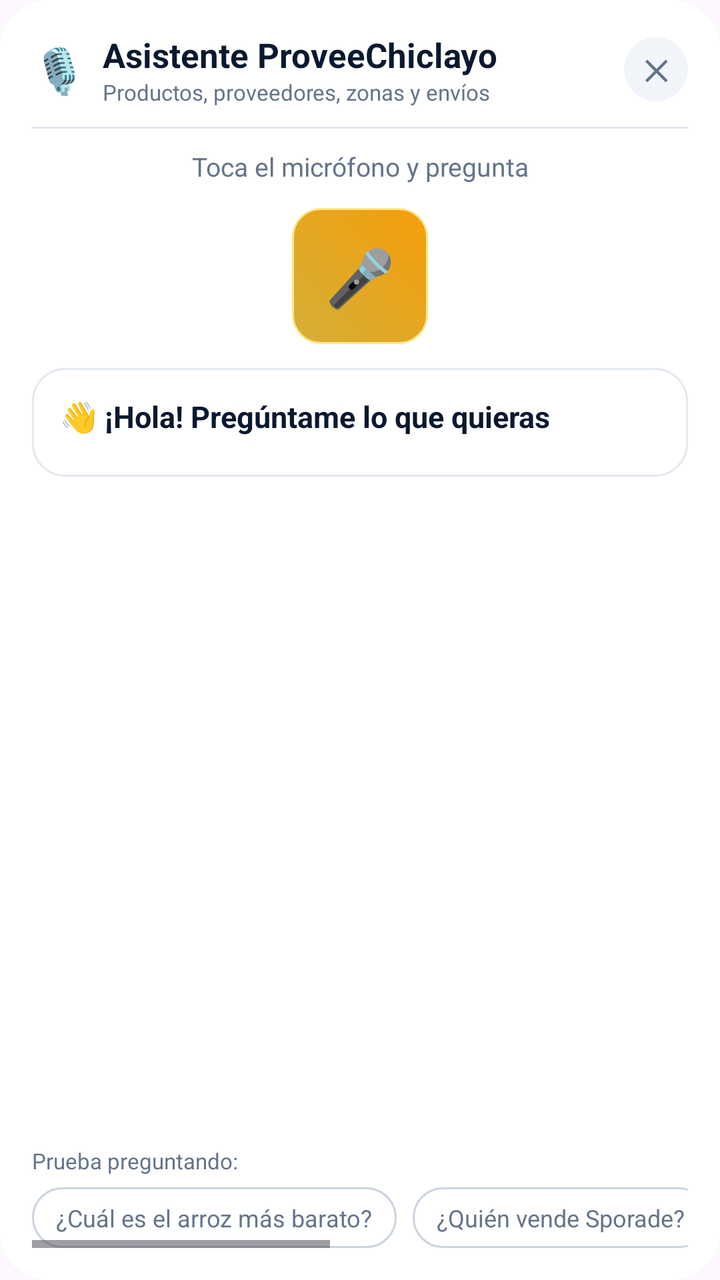
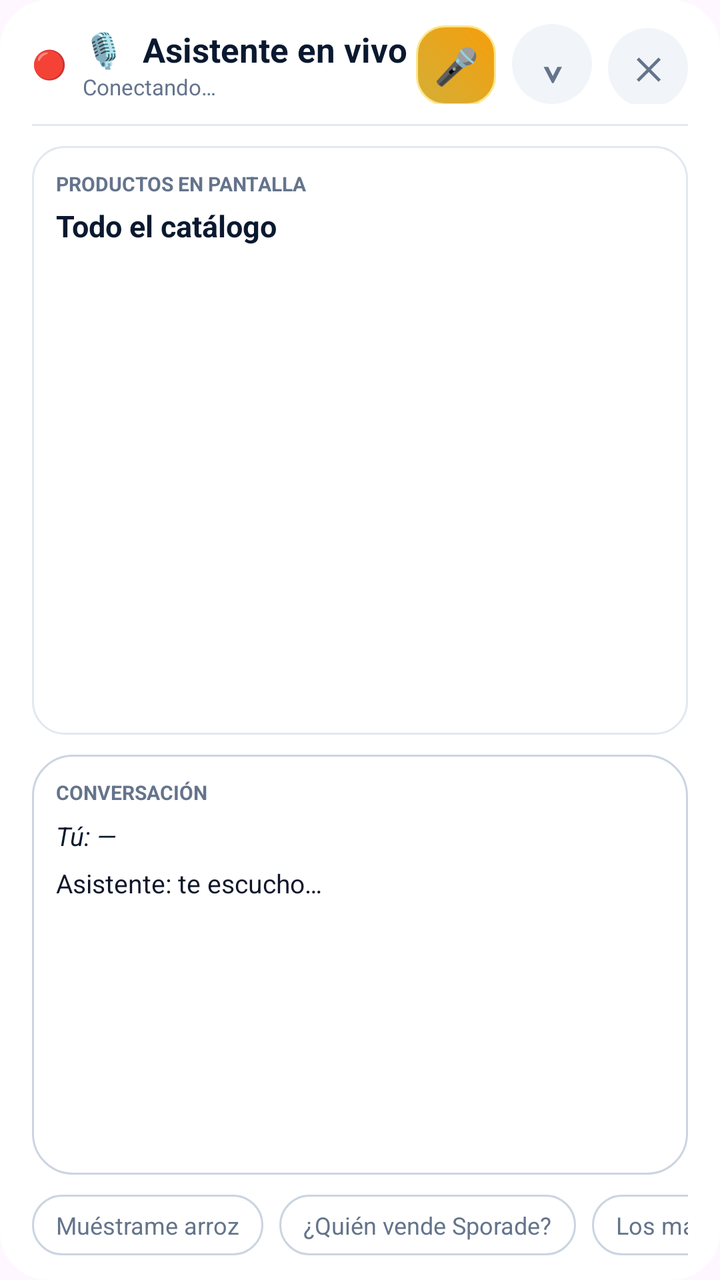

Compare the two renders of this Android layout. The source of the first and the diff that turns it into the second are given below.
<!-- AndroidManifest.xml: application theme Theme.ProvedoresChiclayo -->
<!-- res/layout/dialog_voice_assistant.xml -->
<?xml version="1.0" encoding="utf-8"?>
<LinearLayout xmlns:android="http://schemas.android.com/apk/res/android"
    android:layout_width="match_parent"
    android:layout_height="match_parent"
    android:background="@drawable/bg_rounded_sheet"
    android:orientation="vertical"
    android:padding="16dp">

    
    <RelativeLayout
        android:layout_width="match_parent"
        android:layout_height="wrap_content">

        <LinearLayout
            android:layout_width="wrap_content"
            android:layout_height="wrap_content"
            android:layout_alignParentStart="true"
            android:layout_centerVertical="true"
            android:gravity="center_vertical"
            android:orientation="horizontal">

            <TextView
                android:layout_width="wrap_content"
                android:layout_height="wrap_content"
                android:text="🎙️"
                android:textSize="22sp" />

            <LinearLayout
                android:layout_width="wrap_content"
                android:layout_height="wrap_content"
                android:layout_marginStart="8dp"
                android:orientation="vertical">

                <TextView
                    android:layout_width="wrap_content"
                    android:layout_height="wrap_content"
                    android:text="Asistente ProveeChiclayo"
                    android:textColor="@color/navy_primary"
                    android:textSize="17sp"
                    android:textStyle="bold" />

                <TextView
                    android:layout_width="wrap_content"
                    android:layout_height="wrap_content"
                    android:text="Productos, proveedores, zonas y envíos"
                    android:textColor="@color/text_secondary"
                    android:textSize="11sp" />
            </LinearLayout>
        </LinearLayout>

        <TextView
            android:id="@+id/btnVoiceClose"
            android:layout_width="32dp"
            android:layout_height="32dp"
            android:layout_alignParentEnd="true"
            android:layout_centerVertical="true"
            android:background="@drawable/bg_circle_icon"
            android:gravity="center"
            android:text="✕"
            android:textColor="@color/text_secondary"
            android:textSize="14sp"
            android:textStyle="bold" />
    </RelativeLayout>

    <View
        android:layout_width="match_parent"
        android:layout_height="1dp"
        android:layout_marginTop="10dp"
        android:layout_marginBottom="10dp"
        android:background="@color/border_light" />

    
    <TextView
        android:id="@+id/tvVoiceStatus"
        android:layout_width="match_parent"
        android:layout_height="wrap_content"
        android:gravity="center"
        android:text="Toca el micrófono y pregunta"
        android:textColor="@color/text_secondary"
        android:textSize="13sp" />

    
    <TextView
        android:id="@+id/btnVoiceMic"
        android:layout_width="68dp"
        android:layout_height="68dp"
        android:layout_gravity="center_horizontal"
        android:layout_marginTop="12dp"
        android:background="@drawable/bg_gold_button"
        android:gravity="center"
        android:text="🎤"
        android:textSize="28sp"
        android:clickable="true"
        android:focusable="true" />

    
    <TextView
        android:id="@+id/tvVoiceTranscript"
        android:layout_width="match_parent"
        android:layout_height="wrap_content"
        android:layout_marginTop="12dp"
        android:gravity="center"
        android:textStyle="italic"
        android:textColor="@color/navy_primary"
        android:textSize="14sp"
        android:visibility="gone" />

    
    <ScrollView
        android:layout_width="match_parent"
        android:layout_height="0dp"
        android:layout_marginTop="12dp"
        android:layout_weight="1">

        <LinearLayout
            android:layout_width="match_parent"
            android:layout_height="wrap_content"
            android:background="@drawable/bg_card_white"
            android:orientation="vertical"
            android:padding="14dp">

            <TextView
                android:id="@+id/tvVoiceTitle"
                android:layout_width="match_parent"
                android:layout_height="wrap_content"
                android:text="👋 ¡Hola! Pregúntame lo que quieras"
                android:textColor="@color/navy_primary"
                android:textSize="15sp"
                android:textStyle="bold" />

            <LinearLayout
                android:id="@+id/llVoiceRows"
                android:layout_width="match_parent"
                android:layout_height="wrap_content"
                android:layout_marginTop="6dp"
                android:orientation="vertical" />
        </LinearLayout>
    </ScrollView>

    
    <TextView
        android:id="@+id/btnVoiceFilter"
        android:layout_width="match_parent"
        android:layout_height="wrap_content"
        android:layout_marginTop="10dp"
        android:background="@drawable/bg_navy_button"
        android:gravity="center"
        android:paddingTop="12dp"
        android:paddingBottom="12dp"
        android:text="🔍 Ver estos productos en la lista"
        android:textColor="@color/white"
        android:textSize="13sp"
        android:textStyle="bold"
        android:visibility="gone"
        android:clickable="true"
        android:focusable="true" />

    
    <TextView
        android:layout_width="match_parent"
        android:layout_height="wrap_content"
        android:layout_marginTop="12dp"
        android:text="Prueba preguntando:"
        android:textColor="@color/text_secondary"
        android:textSize="11sp" />

    <HorizontalScrollView
        android:layout_width="match_parent"
        android:layout_height="wrap_content"
        android:layout_marginTop="6dp"
        android:clipToPadding="false"
        android:horizontalScrollBarEnabled="false">

        <LinearLayout
            android:layout_width="wrap_content"
            android:layout_height="wrap_content"
            android:orientation="horizontal">

            <TextView
                android:id="@+id/vsug1"
                android:layout_width="wrap_content"
                android:layout_height="wrap_content"
                android:background="@drawable/bg_chip_unselected"
                android:clickable="true"
                android:focusable="true"
                android:paddingStart="12dp"
                android:paddingTop="7dp"
                android:paddingEnd="12dp"
                android:paddingBottom="7dp"
                android:text="¿Cuál es el arroz más barato?"
                android:textColor="@color/text_secondary"
                android:textSize="12sp" />

            <TextView
                android:id="@+id/vsug2"
                android:layout_width="wrap_content"
                android:layout_height="wrap_content"
                android:layout_marginStart="8dp"
                android:background="@drawable/bg_chip_unselected"
                android:clickable="true"
                android:focusable="true"
                android:paddingStart="12dp"
                android:paddingTop="7dp"
                android:paddingEnd="12dp"
                android:paddingBottom="7dp"
                android:text="¿Quién vende Sporade?"
                android:textColor="@color/text_secondary"
                android:textSize="12sp" />

            <TextView
                android:id="@+id/vsug3"
                android:layout_width="wrap_content"
                android:layout_height="wrap_content"
                android:layout_marginStart="8dp"
                android:background="@drawable/bg_chip_unselected"
                android:clickable="true"
                android:focusable="true"
                android:paddingStart="12dp"
                android:paddingTop="7dp"
                android:paddingEnd="12dp"
                android:paddingBottom="7dp"
                android:text="¿Teléfono del mayorista de La Victoria?"
                android:textColor="@color/text_secondary"
                android:textSize="12sp" />

            <TextView
                android:id="@+id/vsug4"
                android:layout_width="wrap_content"
                android:layout_height="wrap_content"
                android:layout_marginStart="8dp"
                android:background="@drawable/bg_chip_unselected"
                android:clickable="true"
                android:focusable="true"
                android:paddingStart="12dp"
                android:paddingTop="7dp"
                android:paddingEnd="12dp"
                android:paddingBottom="7dp"
                android:text="¿Qué zonas cubren?"
                android:textColor="@color/text_secondary"
                android:textSize="12sp" />
        </LinearLayout>
    </HorizontalScrollView>

</LinearLayout>
<!-- resources referenced by this layout -->
<resources>
  <color name="border_light">#E2E8F0</color>
  <color name="navy_primary">#0A192F</color>
  <color name="text_secondary">#64748B</color>
  <color name="white">#FFFFFFFF</color>
  <!-- drawable bg_card_white (drawable) -->
  <?xml version="1.0" encoding="utf-8"?>
  <shape xmlns:android="http://schemas.android.com/apk/res/android"
      android:shape="rectangle">
      <solid android:color="#FFFFFF" />
      <corners android:radius="16dp" />
      <stroke android:width="1dp" android:color="#E2E8F0" />
  </shape>
  <!-- drawable bg_chip_unselected (drawable) -->
  <?xml version="1.0" encoding="utf-8"?>
  <shape xmlns:android="http://schemas.android.com/apk/res/android"
      android:shape="rectangle">
      <solid android:color="#FFFFFF" />
      <corners android:radius="20dp" />
      <stroke android:width="1dp" android:color="#CBD5E1" />
  </shape>
  <!-- drawable bg_circle_icon (drawable) -->
  <?xml version="1.0" encoding="utf-8"?>
  <shape xmlns:android="http://schemas.android.com/apk/res/android"
      android:shape="oval">
      <solid android:color="#F1F5F9" />
  </shape>
  <!-- drawable bg_gold_button (drawable) -->
  <?xml version="1.0" encoding="utf-8"?>
  <ripple xmlns:android="http://schemas.android.com/apk/res/android"
      android:color="#40FFFFFF">
      <item>
          <shape android:shape="rectangle">
              <gradient
                  android:angle="45"
                  android:startColor="#D4AF37"
                  android:endColor="#F59E0B" />
              <corners android:radius="14dp" />
              <stroke android:width="1dp" android:color="#FDE68A" />
          </shape>
      </item>
  </ripple>
  <!-- drawable bg_navy_button (drawable) -->
  <?xml version="1.0" encoding="utf-8"?>
  <ripple xmlns:android="http://schemas.android.com/apk/res/android"
      android:color="#33D4AF37">
      <item>
          <shape android:shape="rectangle">
              <solid android:color="#0A192F" />
              <corners android:radius="14dp" />
              <stroke android:width="1dp" android:color="#D4AF37" />
          </shape>
      </item>
  </ripple>
  <!-- drawable bg_rounded_sheet (drawable) -->
  <?xml version="1.0" encoding="utf-8"?>
  <shape xmlns:android="http://schemas.android.com/apk/res/android"
      android:shape="rectangle">
      <solid android:color="#FFFFFF" />
      <corners
          android:topLeftRadius="24dp"
          android:topRightRadius="24dp"
          android:bottomLeftRadius="24dp"
          android:bottomRightRadius="24dp" />
  </shape>
  <style name="Theme.ProvedoresChiclayo" parent="Base.Theme.ProvedoresChiclayo" />
  <style name="Base.Theme.ProvedoresChiclayo" parent="Theme.Material3.Light.NoActionBar">
          <item name="colorPrimary">@color/navy_primary</item>
          <item name="colorOnPrimary">@color/white</item>
          <item name="colorSecondary">@color/gold_accent</item>
          <item name="colorOnSecondary">@color/navy_primary</item>
          <item name="android:statusBarColor">@color/navy_primary</item>
          <item name="android:navigationBarColor">@color/navy_primary</item>
          <item name="android:windowLightStatusBar" tools:targetApi="m">false</item>
      </style>
  <color name="gold_accent">#F59E0B</color>
</resources>

<!-- the commit's change to res/layout/dialog_voice_assistant.xml (unified diff, before → after) -->
@@ -4,7 +4,10 @@
     android:layout_height="match_parent"
     android:background="@drawable/bg_rounded_sheet"
     android:orientation="vertical"
-    android:padding="16dp">
+    android:paddingStart="16dp"
+    android:paddingTop="12dp"
+    android:paddingEnd="16dp"
+    android:paddingBottom="12dp">
 
     
     <RelativeLayout
@@ -20,10 +23,11 @@
             android:orientation="horizontal">
 
             <TextView
-                android:layout_width="wrap_content"
-                android:layout_height="wrap_content"
-                android:text="🎙️"
-                android:textSize="22sp" />
+                android:id="@+id/tvVoicePulse"
+                android:layout_width="wrap_content"
+                android:layout_height="wrap_content"
+                android:text="🔴"
+                android:textSize="14sp" />
 
             <LinearLayout
                 android:layout_width="wrap_content"
@@ -34,32 +38,67 @@
                 <TextView
                     android:layout_width="wrap_content"
                     android:layout_height="wrap_content"
-                    android:text="Asistente ProveeChiclayo"
+                    android:text="🎙️  Asistente en vivo"
                     android:textColor="@color/navy_primary"
                     android:textSize="17sp"
                     android:textStyle="bold" />
 
                 <TextView
+                    android:id="@+id/tvVoiceStatus"
                     android:layout_width="wrap_content"
                     android:layout_height="wrap_content"
-                    android:text="Productos, proveedores, zonas y envíos"
+                    android:text="Conectando…"
                     android:textColor="@color/text_secondary"
                     android:textSize="11sp" />
             </LinearLayout>
         </LinearLayout>
 
-        <TextView
-            android:id="@+id/btnVoiceClose"
-            android:layout_width="32dp"
-            android:layout_height="32dp"
+        <LinearLayout
+            android:layout_width="wrap_content"
+            android:layout_height="wrap_content"
             android:layout_alignParentEnd="true"
             android:layout_centerVertical="true"
-            android:background="@drawable/bg_circle_icon"
-            android:gravity="center"
-            android:text="✕"
-            android:textColor="@color/text_secondary"
-            android:textSize="14sp"
-            android:textStyle="bold" />
+            android:orientation="horizontal">
+
+            <TextView
+                android:id="@+id/btnVoiceMic"
+                android:layout_width="40dp"
+                android:layout_height="40dp"
+                android:background="@drawable/bg_gold_button"
+                android:clickable="true"
+                android:focusable="true"
+                android:gravity="center"
+                android:text="🎤"
+                android:textSize="18sp" />
+
+            <TextView
+                android:id="@+id/btnVoiceMinimize"
+                android:layout_width="40dp"
+                android:layout_height="40dp"
+                android:layout_marginStart="8dp"
+                android:background="@drawable/bg_circle_icon"
+                android:clickable="true"
+                android:focusable="true"
+                android:gravity="center"
+                android:text="⌄"
+                android:textColor="@color/text_secondary"
+                android:textSize="20sp"
+                android:textStyle="bold" />
+
+            <TextView
+                android:id="@+id/btnVoiceClose"
+                android:layout_width="40dp"
+                android:layout_height="40dp"
+                android:layout_marginStart="8dp"
+                android:background="@drawable/bg_circle_icon"
+                android:clickable="true"
+                android:focusable="true"
+                android:gravity="center"
+                android:text="✕"
+                android:textColor="@color/text_secondary"
+                android:textSize="15sp"
+                android:textStyle="bold" />
+        </LinearLayout>
     </RelativeLayout>
 
     <View
@@ -70,106 +109,109 @@
         android:background="@color/border_light" />
 
     
-    <TextView
-        android:id="@+id/tvVoiceStatus"
-        android:layout_width="match_parent"
-        android:layout_height="wrap_content"
-        android:gravity="center"
-        android:text="Toca el micrófono y pregunta"
-        android:textColor="@color/text_secondary"
-        android:textSize="13sp" />
-
-    
-    <TextView
-        android:id="@+id/btnVoiceMic"
-        android:layout_width="68dp"
-        android:layout_height="68dp"
-        android:layout_gravity="center_horizontal"
-        android:layout_marginTop="12dp"
-        android:background="@drawable/bg_gold_button"
-        android:gravity="center"
-        android:text="🎤"
-        android:textSize="28sp"
-        android:clickable="true"
-        android:focusable="true" />
-
-    
-    <TextView
-        android:id="@+id/tvVoiceTranscript"
-        android:layout_width="match_parent"
-        android:layout_height="wrap_content"
-        android:layout_marginTop="12dp"
-        android:gravity="center"
-        android:textStyle="italic"
-        android:textColor="@color/navy_primary"
-        android:textSize="14sp"
-        android:visibility="gone" />
-
-    
-    <ScrollView
+    <LinearLayout
         android:layout_width="match_parent"
         android:layout_height="0dp"
-        android:layout_marginTop="12dp"
-        android:layout_weight="1">
-
-        <LinearLayout
-            android:layout_width="match_parent"
-            android:layout_height="wrap_content"
-            android:background="@drawable/bg_card_white"
-            android:orientation="vertical"
-            android:padding="14dp">
-
-            <TextView
-                android:id="@+id/tvVoiceTitle"
-                android:layout_width="match_parent"
-                android:layout_height="wrap_content"
-                android:text="👋 ¡Hola! Pregúntame lo que quieras"
-                android:textColor="@color/navy_primary"
-                android:textSize="15sp"
-                android:textStyle="bold" />
+        android:layout_weight="1.4"
+        android:background="@drawable/bg_card_white"
+        android:orientation="vertical"
+        android:padding="12dp">
+
+        <TextView
+            android:id="@+id/tvVoicePanelLabel"
+            android:layout_width="match_parent"
+            android:layout_height="wrap_content"
+            android:text="Productos en pantalla"
+            android:textAllCaps="true"
+            android:textColor="@color/text_secondary"
+            android:textSize="10sp"
+            android:textStyle="bold" />
+        <TextView
+            android:id="@+id/tvVoiceTitle"
+            android:layout_width="match_parent"
+            android:layout_height="wrap_content"
+            android:layout_marginTop="4dp"
+            android:text="Todo el catálogo"
+            android:textColor="@color/navy_primary"
+            android:textSize="15sp"
+            android:textStyle="bold" />
+
+        <TextView
+            android:id="@+id/tvVoiceChip"
+            android:layout_width="wrap_content"
+            android:layout_height="wrap_content"
+            android:layout_marginTop="6dp"
+            android:background="@drawable/bg_chip_selected"
+            android:paddingStart="10dp"
+            android:paddingTop="4dp"
+            android:paddingEnd="10dp"
+            android:paddingBottom="4dp"
+            android:text="Sin filtro"
+            android:textColor="@color/white"
+            android:textSize="10sp"
+            android:visibility="gone" />
+
+        <ScrollView
+            android:layout_width="match_parent"
+            android:layout_height="0dp"
+            android:layout_marginTop="8dp"
+            android:layout_weight="1"
+            android:scrollbars="vertical">
 
             <LinearLayout
                 android:id="@+id/llVoiceRows"
                 android:layout_width="match_parent"
                 android:layout_height="wrap_content"
-                android:layout_marginTop="6dp"
                 android:orientation="vertical" />
-        </LinearLayout>
-    </ScrollView>
-
-    
-    <TextView
-        android:id="@+id/btnVoiceFilter"
+        </ScrollView>
+    </LinearLayout>
+
+    
+    <LinearLayout
+        android:layout_width="match_parent"
+        android:layout_height="0dp"
+        android:layout_marginTop="10dp"
+        android:layout_weight="1"
+        android:background="@drawable/bg_chip_unselected"
+        android:orientation="vertical"
+        android:padding="12dp">
+
+        <TextView
+            android:layout_width="match_parent"
+            android:layout_height="wrap_content"
+            android:text="Conversación"
+            android:textAllCaps="true"
+            android:textColor="@color/text_secondary"
+            android:textSize="10sp"
+            android:textStyle="bold" />
+
+        <TextView
+            android:id="@+id/tvVoiceTranscript"
+            android:layout_width="match_parent"
+            android:layout_height="wrap_content"
+            android:layout_marginTop="6dp"
+            android:text="Tú: —"
+            android:textColor="@color/navy_primary"
+            android:textSize="13sp"
+            android:textStyle="italic" />
+
+        <TextView
+            android:id="@+id/tvVoiceReply"
+            android:layout_width="match_parent"
+            android:layout_height="wrap_content"
+            android:layout_marginTop="6dp"
+            android:text="Asistente: te escucho…"
+            android:textColor="@color/text_primary"
+            android:textSize="13sp" />
+    </LinearLayout>
+
+    
+    <HorizontalScrollView
         android:layout_width="match_parent"
         android:layout_height="wrap_content"
         android:layout_marginTop="10dp"
-        android:background="@drawable/bg_navy_button"
-        android:gravity="center"
-        android:paddingTop="12dp"
-        android:paddingBottom="12dp"
-        android:text="🔍 Ver estos productos en la lista"
-        android:textColor="@color/white"
-        android:textSize="13sp"
-        android:textStyle="bold"
-        android:visibility="gone"
-        android:clickable="true"
-        android:focusable="true" />
-
-    
-    <TextView
-        android:layout_width="match_parent"
-        android:layout_height="wrap_content"
-        android:layout_marginTop="12dp"
-        android:text="Prueba preguntando:"
-        android:textColor="@color/text_secondary"
-        android:textSize="11sp" />
-
-    <HorizontalScrollView
-        android:layout_width="match_parent"
-        android:layout_height="wrap_content"
-        android:layout_marginTop="6dp"
         android:clipToPadding="false"
-        android:horizontalScrollBarEnabled="false">
+        android:scrollbars="none">
 
         <LinearLayout
             android:layout_width="wrap_content"
@@ -187,7 +229,7 @@
                 android:paddingTop="7dp"
                 android:paddingEnd="12dp"
                 android:paddingBottom="7dp"
-                android:text="¿Cuál es el arroz más barato?"
+                android:text="Muéstrame arroz"
                 android:textColor="@color/text_secondary"
                 android:textSize="12sp" />
 
@@ -219,7 +261,7 @@
                 android:paddingTop="7dp"
                 android:paddingEnd="12dp"
                 android:paddingBottom="7dp"
-                android:text="¿Teléfono del mayorista de La Victoria?"
+                android:text="Los más baratos"
                 android:textColor="@color/text_secondary"
                 android:textSize="12sp" />
 
@@ -235,7 +277,7 @@
                 android:paddingTop="7dp"
                 android:paddingEnd="12dp"
                 android:paddingBottom="7dp"
-                android:text="¿Qué zonas cubren?"
+                android:text="Ver todo otra vez"
                 android:textColor="@color/text_secondary"
                 android:textSize="12sp" />
         </LinearLayout>
<!-- resource entries referenced after the edit -->
@@ -2,6 +2,7 @@
 <resources>
   <color name="border_light">#E2E8F0</color>
   <color name="navy_primary">#0A192F</color>
+  <color name="text_primary">#0F172A</color>
   <color name="text_secondary">#64748B</color>
   <color name="white">#FFFFFFFF</color>
   <!-- drawable bg_card_white (drawable) -->
@@ -11,6 +12,17 @@
       <solid android:color="#FFFFFF" />
       <corners android:radius="16dp" />
       <stroke android:width="1dp" android:color="#E2E8F0" />
+  </shape>
+  <!-- drawable bg_chip_selected (drawable) -->
+  <?xml version="1.0" encoding="utf-8"?>
+  <shape xmlns:android="http://schemas.android.com/apk/res/android"
+      android:shape="rectangle">
+      <gradient
+          android:angle="45"
+          android:startColor="#0A192F"
+          android:endColor="#1E3A8A" />
+      <corners android:radius="20dp" />
+      <stroke android:width="1.5dp" android:color="#D4AF37" />
   </shape>
   <!-- drawable bg_chip_unselected (drawable) -->
   <?xml version="1.0" encoding="utf-8"?>
@@ -41,18 +53,6 @@
           </shape>
       </item>
   </ripple>
-  <!-- drawable bg_navy_button (drawable) -->
-  <?xml version="1.0" encoding="utf-8"?>
-  <ripple xmlns:android="http://schemas.android.com/apk/res/android"
-      android:color="#33D4AF37">
-      <item>
-          <shape android:shape="rectangle">
-              <solid android:color="#0A192F" />
-              <corners android:radius="14dp" />
-              <stroke android:width="1dp" android:color="#D4AF37" />
-          </shape>
-      </item>
-  </ripple>
   <!-- drawable bg_rounded_sheet (drawable) -->
   <?xml version="1.0" encoding="utf-8"?>
   <shape xmlns:android="http://schemas.android.com/apk/res/android"
